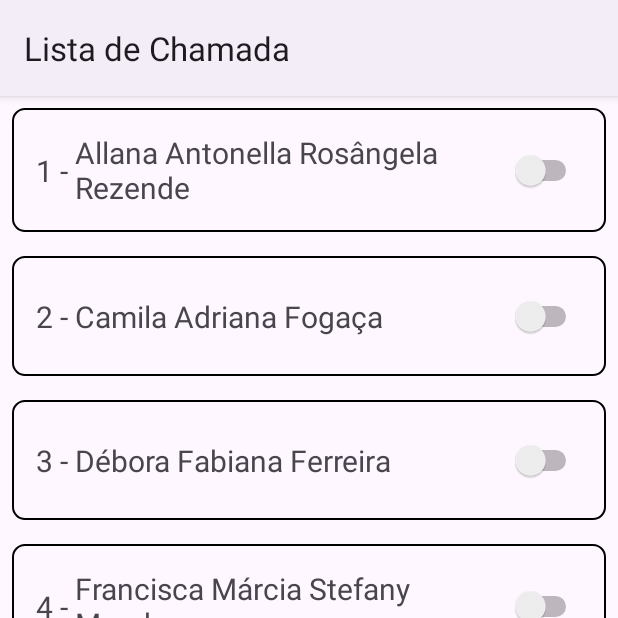
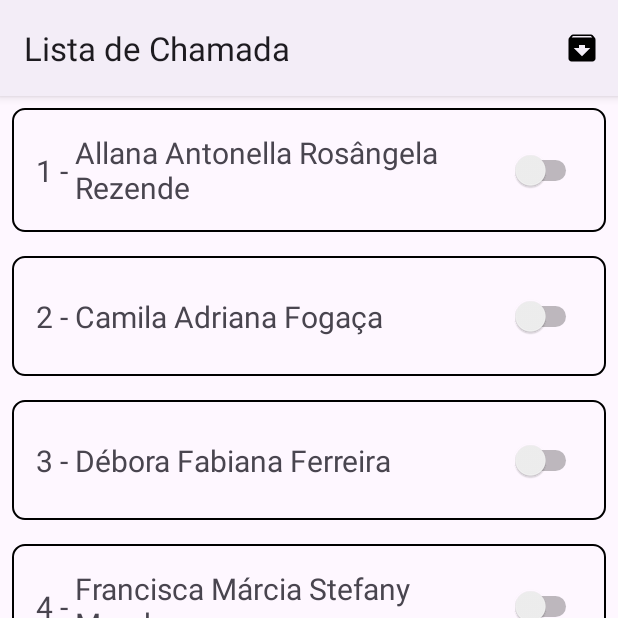
Before and after one commit to marceloviana1991/chamada-android-kotlin, an Android app: the screen it shows after launch (MainActivity), on a phone screen of 412 x 824 dp, the top half of it. Run offline under Robolectric (Android 15) with nearby library versions, the phone set to English and light mode, and no system bars.

Commit message:
historico

```diff
--- a/app/src/main/AndroidManifest.xml
+++ b/app/src/main/AndroidManifest.xml
@@ -12,6 +12,9 @@
         android:supportsRtl="true"
         android:theme="@style/Theme.ListaDeChamada"
         tools:targetApi="31">
+        <activity
+            android:name=".HistoricoActivity"
+            android:exported="false" />
         <activity
             android:name=".ChamadaActivity"
             android:exported="false" />
--- a/app/src/main/java/marceloviana1991/listadechamada/ChamadaActivity.kt
+++ b/app/src/main/java/marceloviana1991/listadechamada/ChamadaActivity.kt
@@ -2,7 +2,6 @@ package marceloviana1991.listadechamada
 
 import android.os.Build
 import android.os.Bundle
-import android.util.Log
 import android.widget.Toast
 import androidx.activity.enableEdgeToEdge
 import androidx.annotation.RequiresApi
@@ -55,7 +54,6 @@ class ChamadaActivity : AppCompatActivity() {
             val editText = biding.editText.text
             if(codigos.contains(editText.toString())) {
                 ChamadaDao.adicionar(Chamada(agora, editText.toString(), ArrayList(chamada!!)))
-                Log.i("aaaaaaaaaaaaaaaa", ChamadaDao.buscaTodas().toString())
                 Toast.makeText(this, "Chamada salva com sucesso!", Toast.LENGTH_SHORT)
                     .show()
                 finish()
--- a/app/src/main/java/marceloviana1991/listadechamada/MainActivity.kt
+++ b/app/src/main/java/marceloviana1991/listadechamada/MainActivity.kt
@@ -2,6 +2,8 @@ package marceloviana1991.listadechamada
 
 import android.content.Intent
 import android.os.Bundle
+import android.view.Menu
+import android.view.MenuItem
 import android.widget.Toast
 import androidx.activity.enableEdgeToEdge
 import androidx.appcompat.app.AlertDialog
@@ -70,4 +72,22 @@ class MainActivity : AppCompatActivity() {
         adapter.atualiza(NomesDao.buscarTodos())
 
     }
+
+    override fun onCreateOptionsMenu(menu: Menu?): Boolean {
+        menuInflater.inflate(R.menu.menu_historico, menu)
+        return super.onCreateOptionsMenu(menu)
+    }
+
+    override fun onOptionsItemSelected(item: MenuItem): Boolean {
+        when (item.itemId) {
+            R.id.menu_historico -> {
+                val intent = Intent(
+                    this,
+                    HistoricoActivity::class.java
+                )
+                startActivity(intent)
+            }
+        }
+        return super.onOptionsItemSelected(item)
+    }
 }
--- /dev/null
+++ b/app/src/main/res/drawable/baseline_archive_24.xml
@@ -0,0 +1,5 @@
+<vector xmlns:android="http://schemas.android.com/apk/res/android" android:height="24dp" android:tint="#000000" android:viewportHeight="24" android:viewportWidth="24" android:width="24dp">
+
+    <path android:fillColor="@android:color/white" android:pathData="M20.54,5.23l-1.39,-1.68C18.88,3.21 18.47,3 18,3H6c-0.47,0 -0.88,0.21 -1.16,0.55L3.46,5.23C3.17,5.57 3,6.02 3,6.5V19c0,1.1 0.9,2 2,2h14c1.1,0 2,-0.9 2,-2V6.5c0,-0.48 -0.17,-0.93 -0.46,-1.27zM12,17.5L6.5,12H10v-2h4v2h3.5L12,17.5zM5.12,5l0.81,-1h12l0.94,1H5.12z"/>
+
+</vector>
--- /dev/null
+++ b/app/src/main/res/menu/menu_historico.xml
@@ -0,0 +1,11 @@
+<?xml version="1.0" encoding="utf-8"?>
+<menu xmlns:app="http://schemas.android.com/apk/res-auto"
+    xmlns:android="http://schemas.android.com/apk/res/android">
+
+    <item
+        android:id="@+id/menu_historico"
+        android:icon="@drawable/baseline_archive_24"
+        android:title="histórico"
+        app:showAsAction="ifRoom" />
+
+</menu>
```
Also changed, not shown: app/src/main/java/marceloviana1991/listadechamada/HistoricoActivity.kt (added, +42 -0 lines), app/src/main/res/layout/activity_historico.xml (added, +17 -0 lines).
